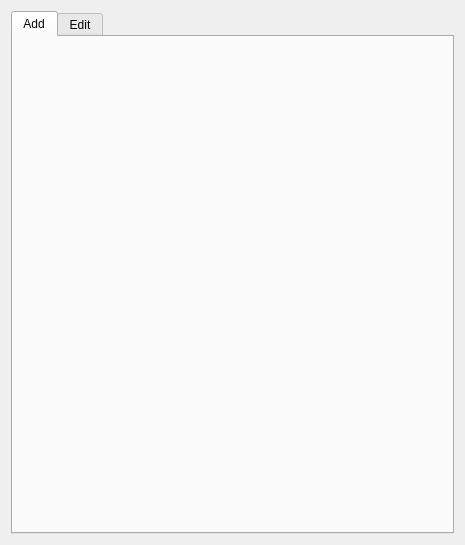
Qt form pulse/interface/ui_files/model/geometry/geometry_designer_tabs.ui (open-pulse/OpenPulse) before a commit.
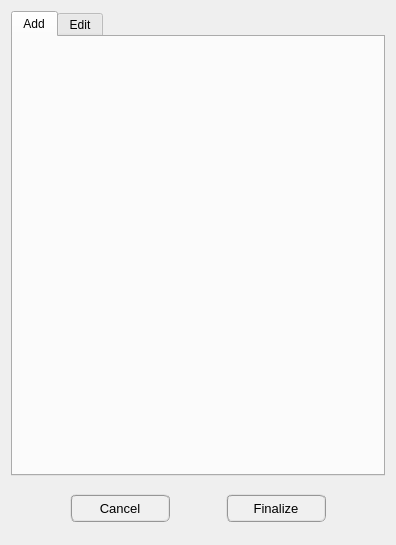
The same form after that commit.

Commit message: Geometry add tab review

Diff of the .ui file:
```diff
--- a/pulse/interface/ui_files/model/geometry/geometry_designer_tabs.ui
+++ b/pulse/interface/ui_files/model/geometry/geometry_designer_tabs.ui
@@ -6,7 +6,7 @@
    <rect>
     <x>0</x>
     <y>0</y>
-    <width>465</width>
+    <width>396</width>
     <height>545</height>
    </rect>
   </property>
@@ -65,6 +65,96 @@
      </widget>
     </widget>
    </item>
+   <item row="1" column="0">
+    <widget class="QFrame" name="frame">
+     <property name="minimumSize">
+      <size>
+       <width>0</width>
+       <height>52</height>
+      </size>
+     </property>
+     <property name="frameShape">
+      <enum>QFrame::NoFrame</enum>
+     </property>
+     <property name="frameShadow">
+      <enum>QFrame::Raised</enum>
+     </property>
+     <layout class="QGridLayout" name="gridLayout_2">
+      <item row="0" column="0">
+       <widget class="QPushButton" name="pushButton_cancel">
+        <property name="minimumSize">
+         <size>
+          <width>100</width>
+          <height>28</height>
+         </size>
+        </property>
+        <property name="maximumSize">
+         <size>
+          <width>100</width>
+          <height>28</height>
+         </size>
+        </property>
+        <property name="font">
+         <font>
+          <family>MS Shell Dlg 2</family>
+          <pointsize>10</pointsize>
+          <weight>9</weight>
+          <italic>false</italic>
+          <bold>false</bold>
+         </font>
+        </property>
+        <property name="toolTip">
+         <string>&lt;html&gt;&lt;head/&gt;&lt;body&gt;&lt;p&gt;&lt;span style=&quot; font-weight:400;&quot;&gt;Press to finalize the geometry creation&lt;/span&gt;&lt;/p&gt;&lt;/body&gt;&lt;/html&gt;</string>
+        </property>
+        <property name="styleSheet">
+         <string notr="true">QPushButton{border-radius: 6px; border-color: rgb(150, 150, 150); border-style: ridge; border-width: 2px; color: rgb(0, 0, 0); background-color: rgb(240, 240, 240); font: 75 10pt &quot;MS Shell Dlg 2&quot;}
+QPushButton:hover{border-radius: 6px; border-color: rgb(0, 170, 255); border-style: ridge; border-width: 2px; color: rgb(0, 0, 0); background-color: rgba(174, 213, 255, 100); font: 75 10pt &quot;MS Shell Dlg 2&quot;}
+QPushButton:pressed{border-radius: 6px; border-color: rgb(0, 170, 255); border-style: ridge; border-width: 3px; color: rgb(0, 0, 0); background-color: rgb(174, 213, 255); font: 75 10pt &quot;MS Shell Dlg 2&quot;}</string>
+        </property>
+        <property name="text">
+         <string>Cancel</string>
+        </property>
+       </widget>
+      </item>
+      <item row="0" column="1">
+       <widget class="QPushButton" name="pushButton_finalize">
+        <property name="minimumSize">
+         <size>
+          <width>100</width>
+          <height>28</height>
+         </size>
+        </property>
+        <property name="maximumSize">
+         <size>
+          <width>100</width>
+          <height>28</height>
+         </size>
+        </property>
+        <property name="font">
+         <font>
+          <family>MS Shell Dlg 2</family>
+          <pointsize>10</pointsize>
+          <weight>9</weight>
+          <italic>false</italic>
+          <bold>false</bold>
+         </font>
+        </property>
+        <property name="toolTip">
+         <string>&lt;html&gt;&lt;head/&gt;&lt;body&gt;&lt;p&gt;&lt;span style=&quot; font-weight:400;&quot;&gt;Press to finalize the geometry creation&lt;/span&gt;&lt;/p&gt;&lt;/body&gt;&lt;/html&gt;</string>
+        </property>
+        <property name="styleSheet">
+         <string notr="true">QPushButton{border-radius: 6px; border-color: rgb(150, 150, 150); border-style: ridge; border-width: 2px; color: rgb(0, 0, 0); background-color: rgb(240, 240, 240); font: 75 10pt &quot;MS Shell Dlg 2&quot;}
+QPushButton:hover{border-radius: 6px; border-color: rgb(0, 170, 255); border-style: ridge; border-width: 2px; color: rgb(0, 0, 0); background-color: rgba(174, 213, 255, 100); font: 75 10pt &quot;MS Shell Dlg 2&quot;}
+QPushButton:pressed{border-radius: 6px; border-color: rgb(0, 170, 255); border-style: ridge; border-width: 3px; color: rgb(0, 0, 0); background-color: rgb(174, 213, 255); font: 75 10pt &quot;MS Shell Dlg 2&quot;}</string>
+        </property>
+        <property name="text">
+         <string>Finalize</string>
+        </property>
+       </widget>
+      </item>
+     </layout>
+    </widget>
+   </item>
   </layout>
  </widget>
  <resources/>
```
The commit also changes 15 other files.
